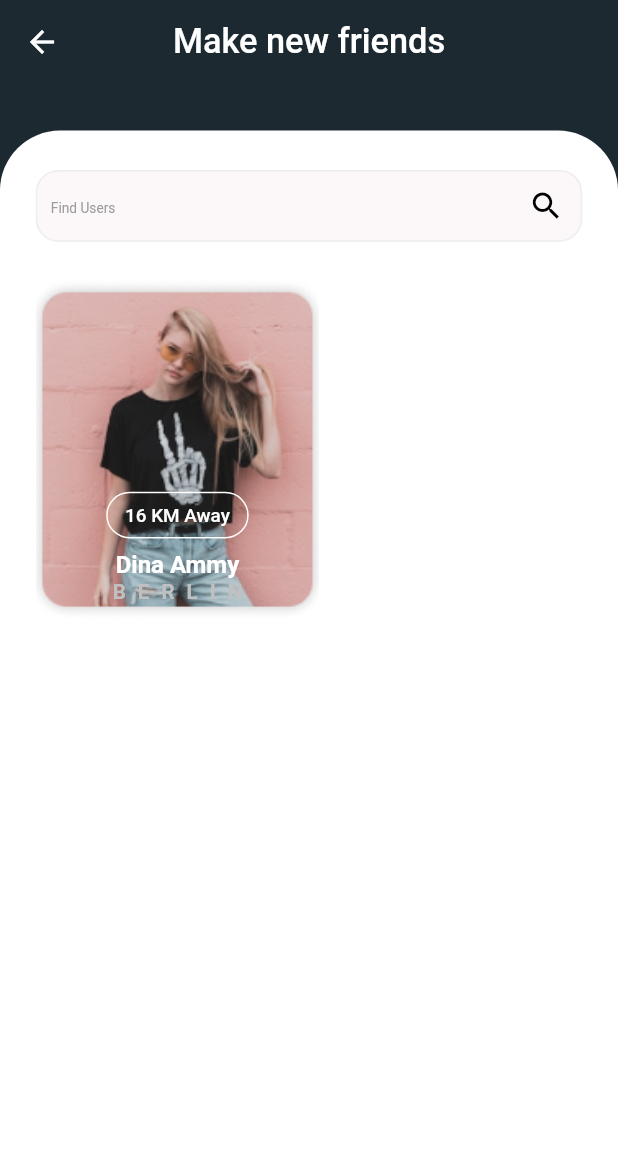
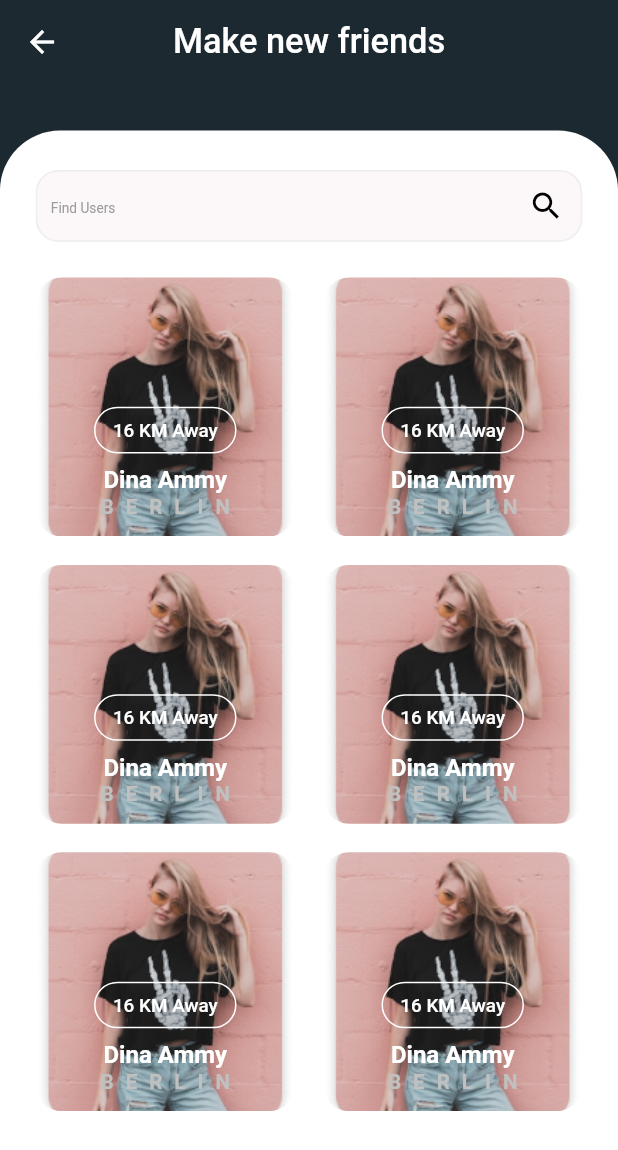
Before and after one commit to TalhaShakel/Chat-Gpt, a Flutter app: the MakeNewFriends screen opened directly, on a phone screen of 412 x 824 dp. Shown: the top 1150 px of the screen. Run offline on Flutter 3.47's test engine with Material 2 defaults, Android fonts, the light colour scheme and no system bars; our stand-ins replace cloud_firestore, dotted_border, firebase_auth, firebase_core, firebase_storage, flutter_easyloading and 6 more; missing offline and left inert: dart:ffi; accounts and stored records are empty.

Commit message:
try to sort

```diff
--- a/lib/Screens/PostScreen/AddMemoryScreen.dart
+++ b/lib/Screens/PostScreen/AddMemoryScreen.dart
@@ -25,7 +25,7 @@ class AddMemoryScreen extends StatelessWidget {
         backgroundColor: Color(0xff1d2931),
         elevation: 0,
         title: Text(
-          "Create a post",
+          "Add A Memory",
           style: TextStyle(fontWeight: FontWeight.w500, fontSize: 20.sp),
         ),
         leading: GestureDetector(
@@ -127,7 +127,8 @@ class AddMemoryScreen extends StatelessWidget {
                     152.h.heightBox,
                     GestureDetector(
                       onTap: () {
-                        Get.to(() => CreatePostScreen());
+                        // Get.to(() => CreatePostScreen());
+                        Get.back();
                       },
                       child: Container(
                         height: 50.h,
--- a/lib/Screens/PostScreen/CreatePostScreen.dart
+++ b/lib/Screens/PostScreen/CreatePostScreen.dart
@@ -25,7 +25,7 @@ class CreatePostScreen extends StatelessWidget {
         backgroundColor: Color(0xff1d2931),
         elevation: 0,
         title: Text(
-          "Add A Memory",
+          "Create a post",
           style: TextStyle(fontWeight: FontWeight.w500, fontSize: 20.sp),
         ),
         leading: GestureDetector(
@@ -159,7 +159,8 @@ class CreatePostScreen extends StatelessWidget {
                     152.h.heightBox,
                     GestureDetector(
                       onTap: () {
-                        Get.to(() => CreateAudioRoom1());
+                        // Get.to(() => CreateAudioRoom1());
+                        Get.back();
                       },
                       child: Container(
                         height: 50.h,
--- a/lib/Screens/PostScreen/MakeNewFriendScreen.dart
+++ b/lib/Screens/PostScreen/MakeNewFriendScreen.dart
@@ -93,7 +93,17 @@ class MakeNewFriends extends StatelessWidget {
 
                     ////////////////////////////////////////
                     20.h.heightBox,
-                    Container(
+
+                    GridView.count(
+                        // childAspectRatio: (270.w / 300.h),
+                        physics: ScrollPhysics(),
+                        shrinkWrap: true,
+                        crossAxisCount: 2,
+                        mainAxisSpacing: 19,
+                        crossAxisSpacing: 19,
+                        scrollDirection: Axis.vertical,
+                        children: List.generate(6, (index) {
+                          return Container(
                             height: 192.h,
                             width: 165.w,
                             decoration: BoxDecoration(
@@ -112,8 +122,8 @@ class MakeNewFriends extends StatelessWidget {
                                   decoration: BoxDecoration(
                                       color: Colors.transparent,
                                       border: Border.all(color: Colors.white),
-                                borderRadius:
-                                    BorderRadius.all(Radius.circular(33.r))),
+                                      borderRadius: BorderRadius.all(
+                                          Radius.circular(33.r))),
                                   child: Center(
                                     child: Text(
                                       "16 KM Away",
@@ -143,7 +153,9 @@ class MakeNewFriends extends StatelessWidget {
                                 10.h.heightBox,
                               ],
                             ),
-                    ),
+                          );
+                        })),
+
                     ///////////////////////////
                     Expanded(
                       child: Align(
--- a/lib/main.dart
+++ b/lib/main.dart
@@ -55,7 +55,7 @@ class MyApp extends StatelessWidget {
         builder: (context, child) {
           return GetMaterialApp(
             builder: EasyLoading.init(),
-            home: ChatScreen(),
+            home: EditProfile(),
             debugShowCheckedModeBanner: false,
           );
         });
```
Also changed, not shown: lib/Screens/PostScreen/CreateAnAudio2.dart (+9 -2 lines), lib/Screens/PostScreen/MemorySheet.dart (+7 -1 lines), lib/Screens/ProfileScreens/EditProfile.dart (+11 -10 lines). Lines whose indentation alone changed are shown as unchanged.
